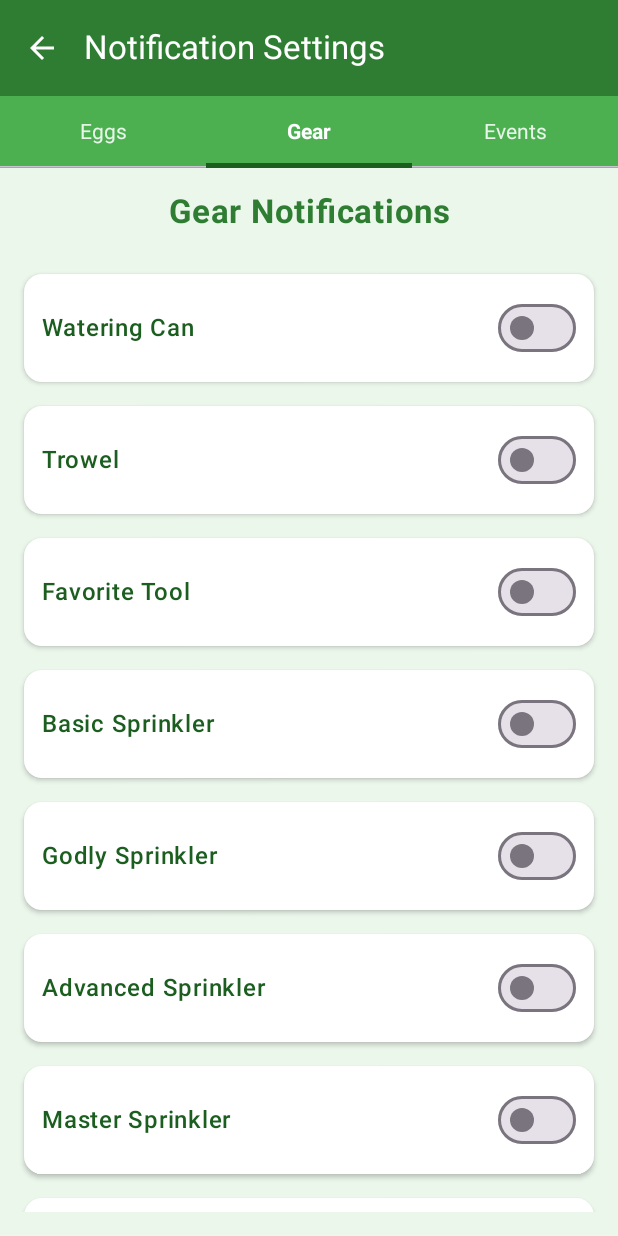
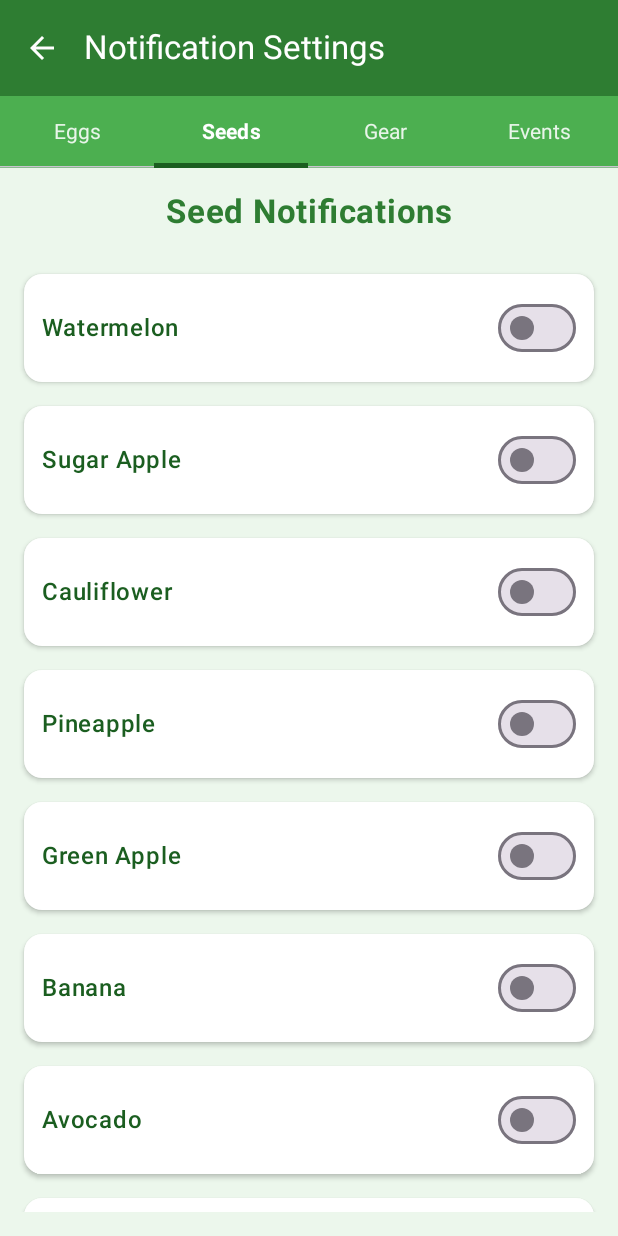
Before and after one commit to jonvicbarcenas/GAGgy, an Android app built with Jetpack Compose: the ListToggleScreen screen opened through its navigation route, tab 2 chosen, on a phone screen of 412 x 824 dp. Run offline under Robolectric (Android 15) with nearby library versions, the phone set to English and light mode, and no system bars; our stand-ins replace Firebase (no records; nobody signed in at launch, a user with empty details on screens opened directly).

Commit message:
Add dedicated Seeds tab with notification toggles for 14 seed types and update version to 2.1.0

```diff
--- a/app/build.gradle.kts
+++ b/app/build.gradle.kts
@@ -13,7 +13,7 @@ android {
         minSdk = 24
         targetSdk = 34
         versionCode = 1
-        versionName = "2.0.9"
+        versionName = "2.1.0"
 
         testInstrumentationRunner = "androidx.test.runner.AndroidJUnitRunner"
         vectorDrawables {
--- a/app/src/main/java/com/dainsleif/gaggy/ui/screens/ListToggleScreen.kt
+++ b/app/src/main/java/com/dainsleif/gaggy/ui/screens/ListToggleScreen.kt
@@ -51,6 +51,7 @@ private const val PREF_PREFIX_EGG = "egg_"
 private const val PREF_PREFIX_GEAR = "gear_"
 private const val PREF_PREFIX_SETTING = "setting_"
 private const val PREF_PREFIX_EVENT = "event_"
+private const val PREF_PREFIX_SEED = "seed_"
 
 @OptIn(ExperimentalMaterial3Api::class)
 @Composable
@@ -59,7 +60,7 @@ fun ListToggleScreen(onBackPressed: () -> Unit) {
     val context = LocalContext.current
     var selectedTabIndex by remember { mutableIntStateOf(0) }
 
-    val tabs = listOf("Eggs", "Gear", "Events")
+    val tabs = listOf("Eggs", "Seeds", "Gear", "Events")
 
     // Custom green colors for tabs
     val tabBackgroundColor = Color(0xFF4CAF50)  // Medium green
@@ -121,8 +122,9 @@ fun ListToggleScreen(onBackPressed: () -> Unit) {
 
             when (selectedTabIndex) {
                 0 -> EggNotificationsTab(context, scrollState)
-                1 -> GearNotificationsTab(context, scrollState)
-                2 -> EventNotificationsTab(context, scrollState)
+                1 -> SeedNotificationsTab(context, scrollState)
+                2 -> GearNotificationsTab(context, scrollState)
+                3 -> EventNotificationsTab(context, scrollState)
             }
         }
     }
@@ -177,6 +179,44 @@ fun EggNotificationsTab(context: Context, scrollState: androidx.compose.foundati
 
         // Rare Summer Egg
         EggToggleItem(name = "Rare Summer Egg", context = context)
+    }
+}
+
+@Composable
+fun SeedNotificationsTab(context: Context, scrollState: androidx.compose.foundation.ScrollState) {
+    Column(
+        modifier = Modifier
+            .fillMaxSize()
+            .padding(16.dp)
+            .verticalScroll(scrollState),
+        verticalArrangement = Arrangement.spacedBy(8.dp)
+    ) {
+        Text(
+            text = "Seed Notifications",
+            fontSize = 22.sp,
+            fontWeight = FontWeight.Bold,
+            color = MaterialTheme.colorScheme.primary,
+            modifier = Modifier.fillMaxWidth(),
+            textAlign = TextAlign.Center
+        )
+
+        Spacer(modifier = Modifier.height(8.dp))
+
+        // Seed items
+        SeedToggleItem(name = "Watermelon", context = context)
+        SeedToggleItem(name = "Sugar Apple", context = context)
+        SeedToggleItem(name = "Cauliflower", context = context)
+        SeedToggleItem(name = "Pineapple", context = context)
+        SeedToggleItem(name = "Green Apple", context = context)
+        SeedToggleItem(name = "Banana", context = context)
+        SeedToggleItem(name = "Avocado", context = context)
+        SeedToggleItem(name = "Kiwi", context = context)
+        SeedToggleItem(name = "Bell Pepper", context = context)
+        SeedToggleItem(name = "Prickly Pear", context = context)
+        SeedToggleItem(name = "Feijoa", context = context)
+        SeedToggleItem(name = "Loquat", context = context)
+        SeedToggleItem(name = "Pitcher Plant", context = context)
+        SeedToggleItem(name = "Rafflesia", context = context)
     }
 }
 
@@ -401,3 +441,54 @@ fun EventToggleItem(name: String, context: Context) {
         }
     }
 }
+
+@Composable
+fun SeedToggleItem(name: String, context: Context) {
+    val prefKey = PREF_PREFIX_SEED + name.replace(" ", "_").lowercase()
+    val sharedPrefs = context.getSharedPreferences(PREFS_NAME, Context.MODE_PRIVATE)
+
+    // Load saved preference or default to false
+    var isEnabled by remember { mutableStateOf(sharedPrefs.getBoolean(prefKey, false)) }
+
+    // Save preference when toggle changes
+    DisposableEffect(isEnabled) {
+        sharedPrefs.edit().putBoolean(prefKey, isEnabled).apply()
+        onDispose { }
+    }
+
+    Card(
+        modifier = Modifier
+            .fillMaxWidth()
+            .padding(vertical = 4.dp),
+        shape = MaterialTheme.shapes.medium,
+        colors = CardDefaults.cardColors(
+            containerColor = MaterialTheme.colorScheme.surface
+        ),
+        elevation = CardDefaults.cardElevation(defaultElevation = 2.dp)
+    ) {
+        Row(
+            modifier = Modifier
+                .fillMaxWidth()
+                .padding(12.dp),
+            verticalAlignment = Alignment.CenterVertically
+        ) {
+            Text(
+                text = name,
+                fontSize = 16.sp,
+                fontWeight = FontWeight.Medium,
+                color = MaterialTheme.colorScheme.onSurface
+            )
+
+            Spacer(modifier = Modifier.weight(1f))
+
+            Switch(
+                checked = isEnabled,
+                onCheckedChange = { newValue ->
+                    isEnabled = newValue
+                    // Save to SharedPreferences
+                    sharedPrefs.edit().putBoolean(prefKey, newValue).apply()
+                }
+            )
+        }
+    }
+}
```
Also changed, not shown: app/src/main/java/com/dainsleif/gaggy/service/NotificationSoundService.kt (+63 -11 lines), 1 other file.
